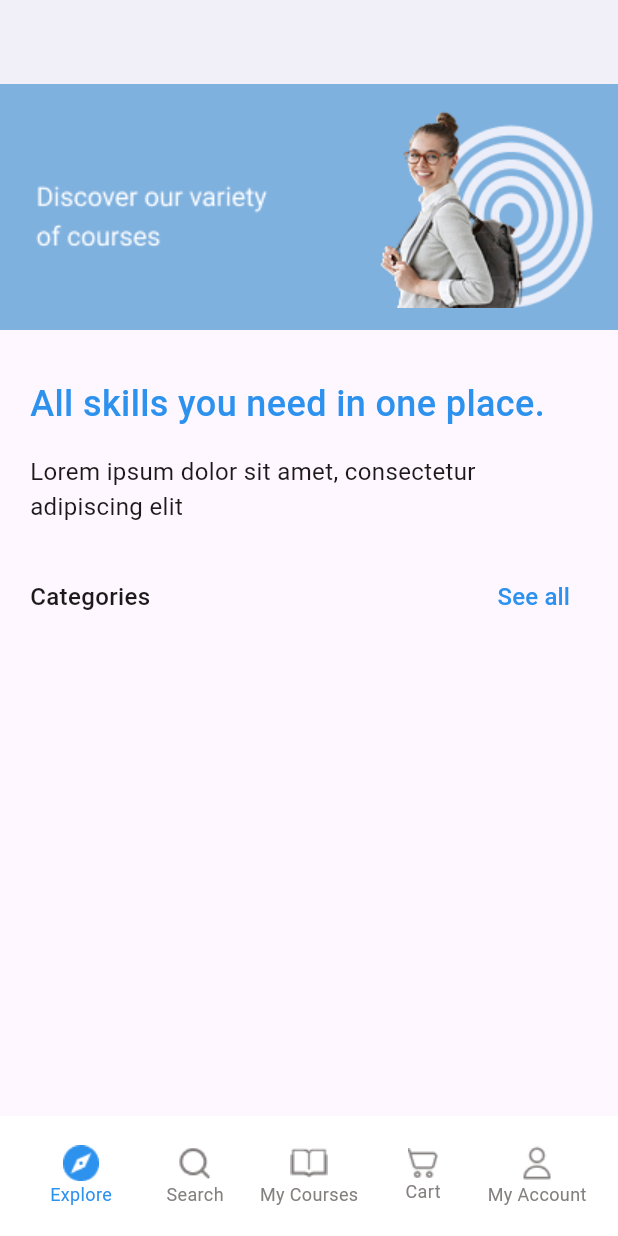
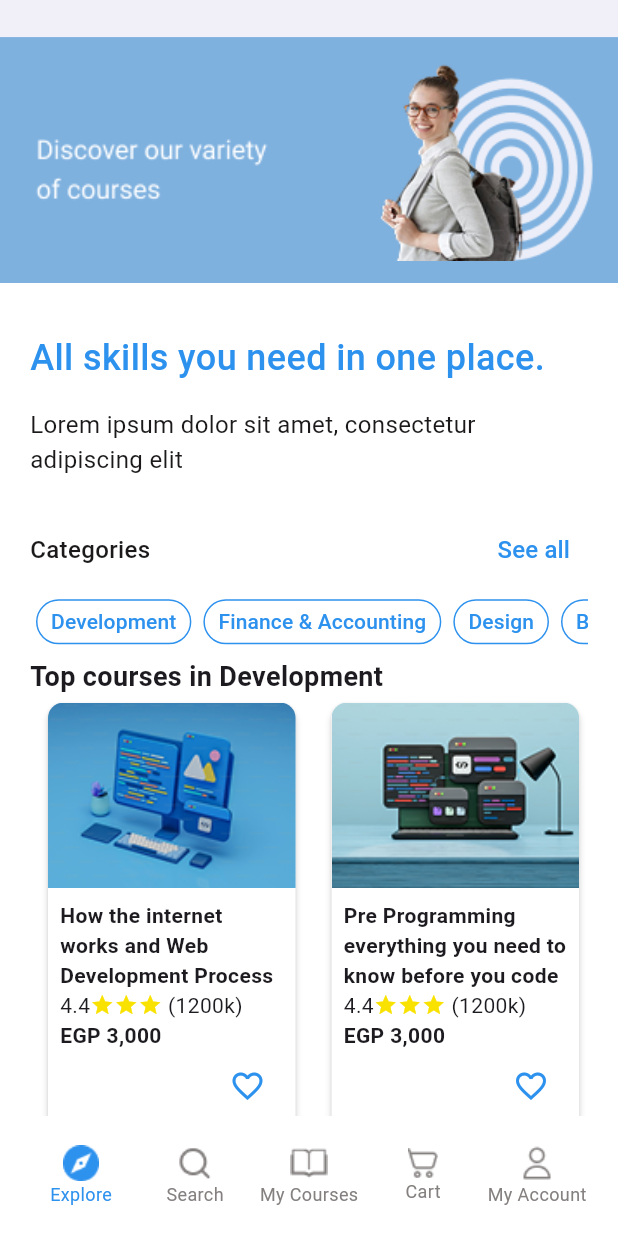
Before and after one commit to Ahmedmohamed628/udemy_courses_app, a Flutter app: the screen it shows after launch, on a phone screen of 412 x 824 dp. Run offline on Flutter 3.47's test engine with Material 3 defaults, Android fonts, the phone set to English and light mode, and no system bars; our stand-ins replace line_awesome_flutter, smooth_page_indicator.

Commit message:
search, explore and my account screens full ui.

```diff
--- /dev/null
+++ b/lib/home/explore_screen/category_tabs.dart
@@ -0,0 +1,54 @@
+import 'package:flutter/material.dart';
+import 'package:udemy_courses_project/my_theme.dart';
+
+class CategoryTabs extends StatelessWidget {
+  @override
+  Widget build(BuildContext context) {
+    return SingleChildScrollView(
+      scrollDirection: Axis.horizontal,
+      child: Row(
+        children: [
+          buildCategoryButton('Development'),
+          buildCategoryButton('Finance & Accounting'),
+          buildCategoryButton('Design'),
+          buildCategoryButton('Business'),
+          buildCategoryButton('Marketing'),
+          buildCategoryButton('Offer Productivity'),
+          buildCategoryButton('IT & Software'),
+          buildCategoryButton('Health'),
+          // Add more categories as needed
+        ],
+      ),
+    );
+  }
+
+  Widget buildCategoryButton(String categoryName) {
+    return Padding(
+      padding: const EdgeInsets.symmetric(horizontal: 4), // Add some spacing
+      child: OutlinedButton(
+        // Or ElevatedButton for filled buttons
+        onPressed: () {
+          // Handle tab selection
+          print('Selected category: $categoryName');
+        },
+        child: Text(
+          categoryName,
+          style: TextStyle(
+              color: MyTheme.primaryColor,
+              fontSize: 14,
+              fontWeight: FontWeight.w500),
+        ),
+        style: OutlinedButton.styleFrom(
+          padding: EdgeInsets.symmetric(horizontal: 10, vertical: 5),
+          minimumSize: Size(1, 1),
+          backgroundColor: MyTheme.whiteColor,
+          side: BorderSide(color: MyTheme.primaryColor),
+          shape: RoundedRectangleBorder(
+            borderRadius:
+                BorderRadius.circular(20.0), // Adjust radius as needed
+          ),
+        ),
+      ),
+    );
+  }
+}
--- a/lib/home/explore_screen/explore_screen.dart
+++ b/lib/home/explore_screen/explore_screen.dart
@@ -1,15 +1,12 @@
 import 'package:flutter/material.dart';
+import 'package:udemy_courses_project/home/explore_screen/category_tabs.dart';
+import 'package:udemy_courses_project/home/explore_screen/top_courses_section.dart';
 import 'package:udemy_courses_project/my_theme.dart';
 
 class ExploreScreen extends StatelessWidget {
   @override
   Widget build(BuildContext context) {
-    return Scaffold(
-      appBar: AppBar(
-        backgroundColor: Colors.white,
-        elevation: 4,
-      ),
-      body: Column(
+    return Column(
       children: [
         Stack(alignment: Alignment(1, 0), children: [
           Image.asset('assets/images/explore_photo.png',
@@ -53,20 +50,47 @@ class ExploreScreen extends StatelessWidget {
                     ),
                     TextButton(
                         onPressed: () {},
-                        child: Text(
-                          'See all',
+                      child: Text('See all',
                           style: TextStyle(
                               color: MyTheme.primaryColor,
                               fontSize: 16,
-                              fontWeight: FontWeight.w500),
+                              fontWeight: FontWeight.w500))),
+                ],
+                ),
+              CategoryTabs(),
+              Text('Top courses in Development',
+                  style: TextStyle(
+                    fontSize: 18.0,
+                    fontWeight: FontWeight.bold,
                   )),
-                  ],
+              SingleChildScrollView(
+                scrollDirection: Axis.horizontal,
+                child: Row(
+                  mainAxisAlignment: MainAxisAlignment.start,
+                  children: [
+                    TopCoursesSection(
+                      imagePath: 'assets/images/top_courses1.png',
+                      title:
+                          'How the internet works and Web Development Process',
+                      price: 'EGP 3,000 ',
+                      rating: '4.4',
+                      reviewCount: '1200k',
+                    ),
+                    TopCoursesSection(
+                      imagePath: 'assets/images/top_courses2.png',
+                      title:
+                          'Pre Programming everything you need to know before you code',
+                      price: 'EGP 3,000 ',
+                      rating: '4.4',
+                      reviewCount: '1200k',
                     ),
                   ],
                 ),
               ),
             ],
           ),
+        ),
+      ],
     );
   }
 }
--- /dev/null
+++ b/lib/home/explore_screen/top_courses_section.dart
@@ -0,0 +1,75 @@
+import 'package:flutter/material.dart';
+import 'package:udemy_courses_project/my_theme.dart';
+
+class TopCoursesSection extends StatelessWidget {
+  String? imagePath;
+  String? title;
+  String? rating;
+  String? reviewCount;
+  String? price;
+
+  TopCoursesSection(
+      {this.title, this.imagePath, this.price, this.rating, this.reviewCount});
+
+  @override
+  Widget build(BuildContext context) {
+    return Container(
+      width: MediaQuery.of(context).size.width *
+          0.42, // Adjust card width as needed
+      margin: EdgeInsets.symmetric(horizontal: 8.0),
+      child: Card(
+        color: MyTheme.whiteColor,
+        elevation: 2.0,
+        shape: RoundedRectangleBorder(
+          borderRadius: BorderRadius.circular(10.0),
+        ),
+        child: Column(
+          crossAxisAlignment: CrossAxisAlignment.start,
+          children: [
+            ClipRRect(
+              borderRadius: BorderRadius.vertical(top: Radius.circular(10.0)),
+              child: Image.asset(
+                imagePath!,
+                width: MediaQuery.of(context).size.width * 0.42,
+                height: MediaQuery.of(context).size.height * 0.15,
+                fit: BoxFit.cover,
+              ),
+            ),
+            Padding(
+              padding: const EdgeInsets.all(8.0),
+              child: Column(
+                crossAxisAlignment: CrossAxisAlignment.start,
+                children: [
+                  Text(
+                    title!,
+                    style: TextStyle(fontWeight: FontWeight.bold),
+                  ),
+                  Row(
+                    children: [
+                      Text(rating!),
+                      Icon(Icons.star, size: 16.0, color: MyTheme.yellowColor),
+                      Icon(Icons.star, size: 16.0, color: MyTheme.yellowColor),
+                      Icon(Icons.star, size: 16.0, color: MyTheme.yellowColor),
+                      Text(' ($reviewCount)'),
+                    ],
+                  ),
+                  Text(
+                    price!,
+                    style: TextStyle(fontWeight: FontWeight.bold),
+                  ),
+                  Align(
+                    alignment: Alignment.centerRight,
+                    child: IconButton(
+                        onPressed: () {},
+                        icon: Icon(Icons.favorite_border),
+                        color: MyTheme.primaryColor),
+                  ),
+                ],
+              ),
+            ),
+          ],
+        ),
+      ),
+    );
+  }
+}
--- a/lib/home/home_screen.dart
+++ b/lib/home/home_screen.dart
@@ -3,7 +3,7 @@ import 'package:udemy_courses_project/home/cart_screen.dart';
 import 'package:udemy_courses_project/home/explore_screen/explore_screen.dart';
 import 'package:udemy_courses_project/home/my_account_screen.dart';
 import 'package:udemy_courses_project/home/my_courses_screen.dart';
-import 'package:udemy_courses_project/home/search_screen.dart';
+import 'package:udemy_courses_project/home/search_screen/search_screen.dart';
 import '../my_theme.dart';
 
 class HomeScreen extends StatefulWidget {
@@ -19,10 +19,11 @@ class _HomeScreenState extends State<HomeScreen> {
   @override
   Widget build(BuildContext context) {
     return Scaffold(
-      // appBar: AppBar(
-      //   backgroundColor: Colors.white,
-      //   elevation: 1,
-      // ),
+      appBar: AppBar(
+        backgroundColor: Colors.white,
+        elevation: 4,
+        toolbarHeight: MediaQuery.of(context).size.height * 0.03,
+      ),
       backgroundColor: MyTheme.whiteColor,
       bottomNavigationBar: BottomAppBar(
         color: MyTheme.whiteColor,
--- a/lib/my_theme.dart
+++ b/lib/my_theme.dart
@@ -13,4 +13,5 @@ class MyTheme {
   static Color placeholderColor = Color(0xff939191);
   static Color outlineTextFormColor = Color(0xffCBC8C8);
   static Color searchBarColor = Color(0xffEFF3F6);
+  static Color yellowColor = Color(0xffF9E200);
 }
```
Also changed, not shown: lib/home/my_account_screen.dart (+16 -22 lines), lib/home/search_screen/category_search _tab.dart (added, +55 -0 lines), lib/home/search_screen/list_tile_category.dart (added, +26 -0 lines), lib/home/search_screen/search_screen.dart (renamed from lib/home/search_screen.dart, +19 -9 lines), assets/images/top_courses1.png (added), assets/images/top_courses2.png (added). Lines whose indentation alone changed are shown as unchanged.
